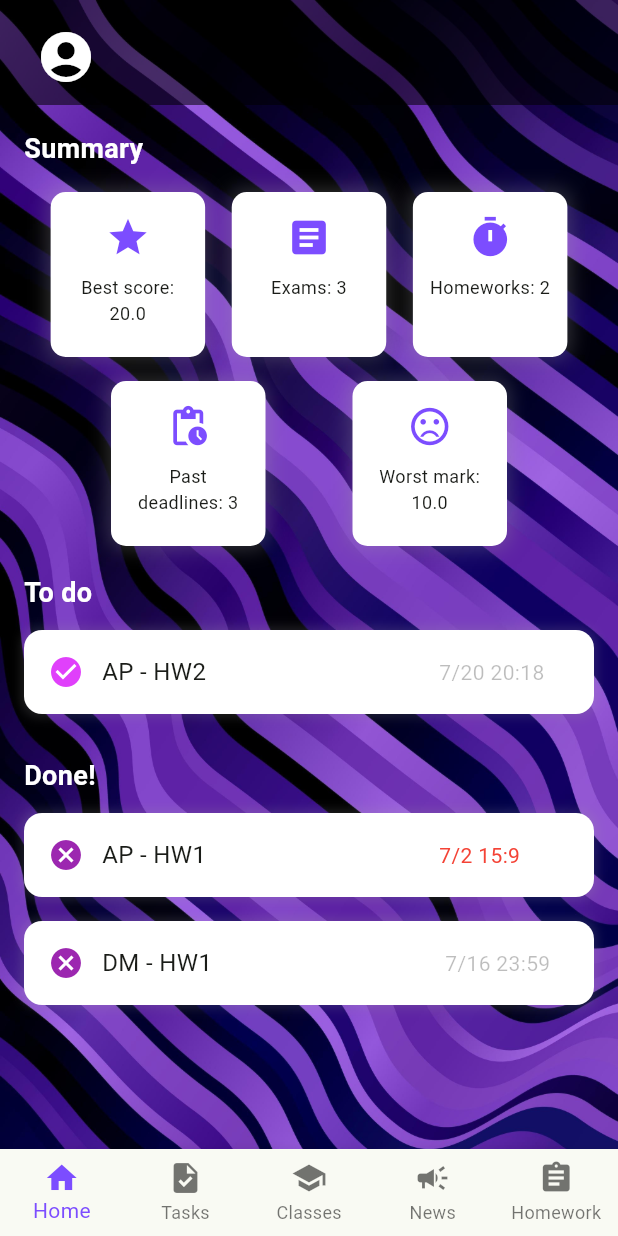
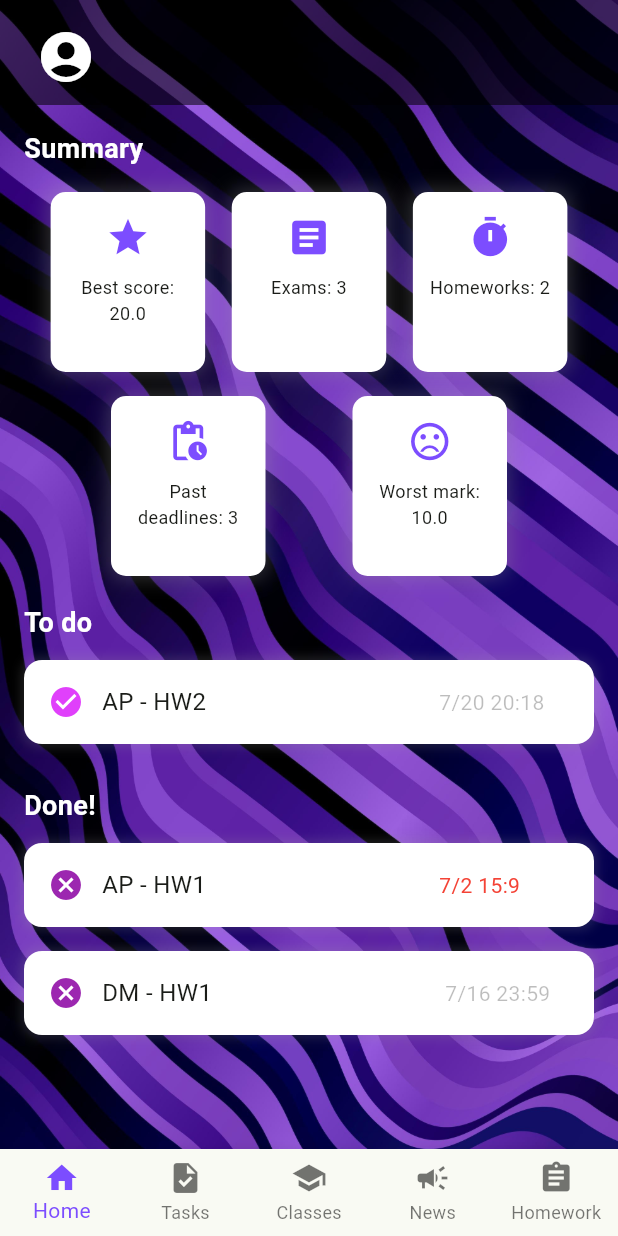
Before and after one commit to ZahraAziziGit/student-management-app, a Flutter app: the HomeScreen screen opened directly, on a phone screen of 412 x 824 dp. Run offline on Flutter 3.47's test engine with Material 3 defaults, Android fonts, the phone set to English and light mode, and no system bars; our stand-ins replace file_picker, image_picker; Roboto replaces fonts that are missing (Georgia).

Commit message:
chore: item height

```diff
--- a/lib/widgets/summary_item.dart
+++ b/lib/widgets/summary_item.dart
@@ -12,7 +12,7 @@ class SummaryItem extends StatelessWidget {
     double widthOfScreen = MediaQuery.of(context).size.width;
     return Container(
       width: widthOfScreen / 4,
-      height: 110,
+      height: 120,
       padding: const EdgeInsets.all(10),
       decoration: BoxDecoration(
         color: Colors.white,
```
